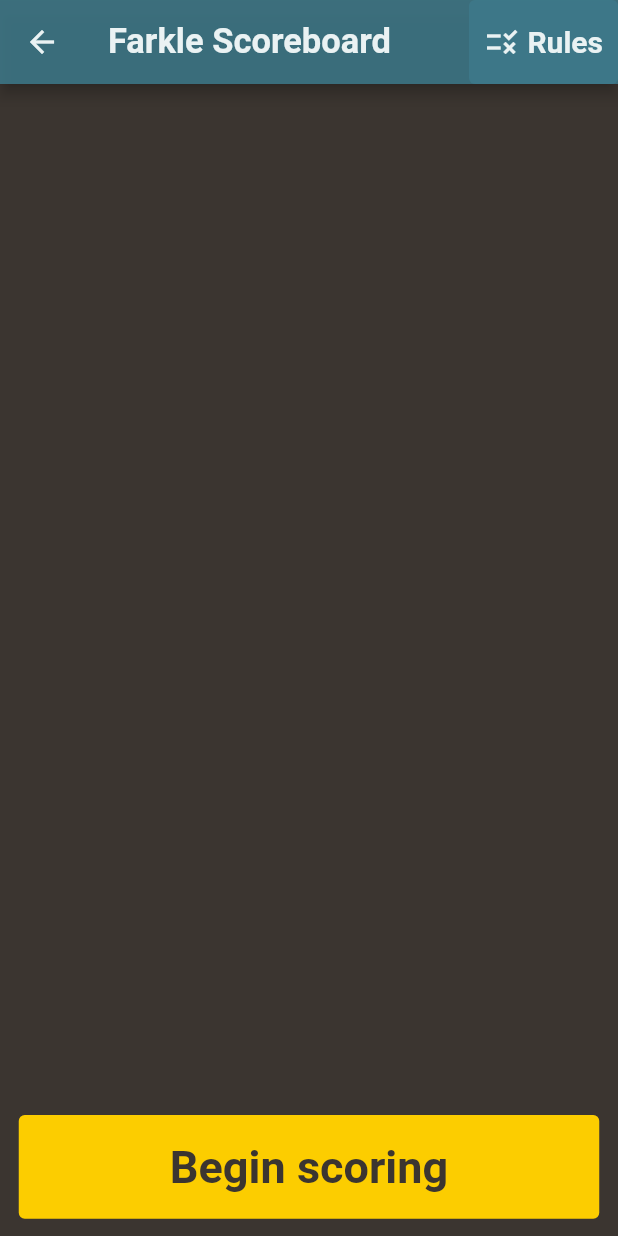
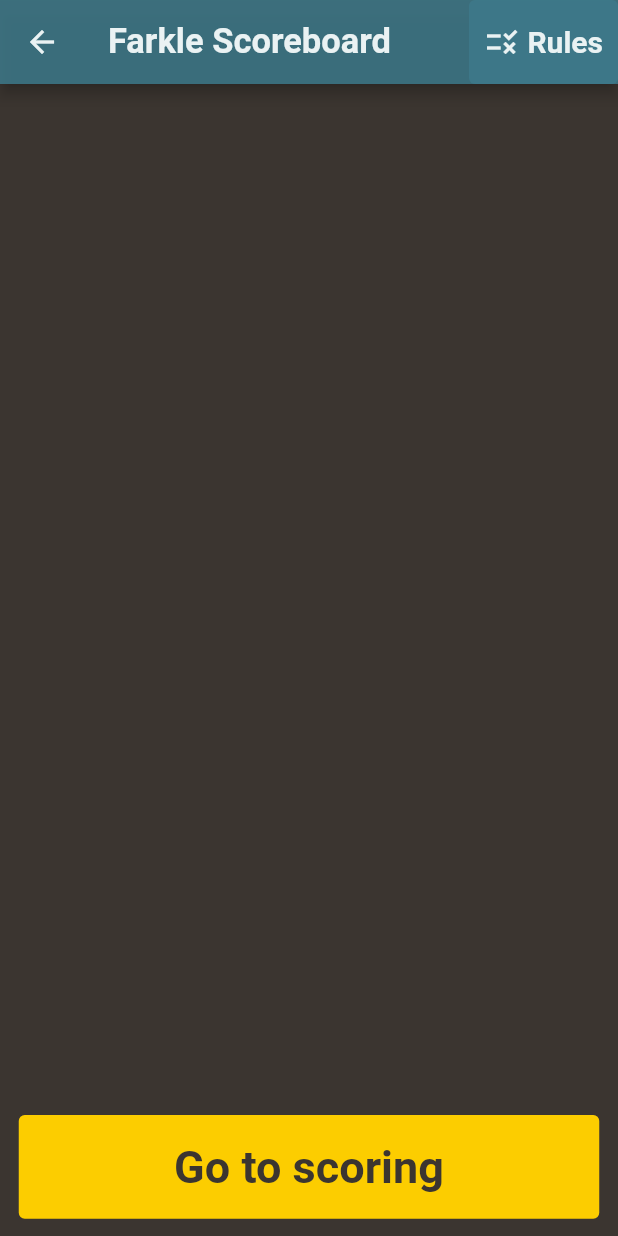
Before and after one commit to Kgresmer/farkle_scoreboard, a Flutter app: the ScoreboardScreen screen opened by its route, on a phone screen of 412 x 824 dp. Run offline on Flutter 3.47's test engine with Material 2 defaults, Android fonts, the phone set to English and light mode, and no system bars; our stand-ins replace audioplayers, fluttertoast, vibration.

```diff
--- a/lib/screens/scoreboard_screen.dart
+++ b/lib/screens/scoreboard_screen.dart
@@ -131,7 +131,7 @@ class _ScoreboardScreenState extends State<ScoreboardScreen> {
                                         fontSize: 30,
                                         fontWeight: FontWeight.bold)),
                                 onPressed: () => openScoreInput(context),
-                                child: Text('Begin scoring',
+                                child: Text('Go to scoring',
                                     style: TextStyle(
                                         color:
                                             Theme.of(context).canvasColor)))),
```
Also changed, not shown: lib/widgets/score_input.dart (+4 -7 lines).
